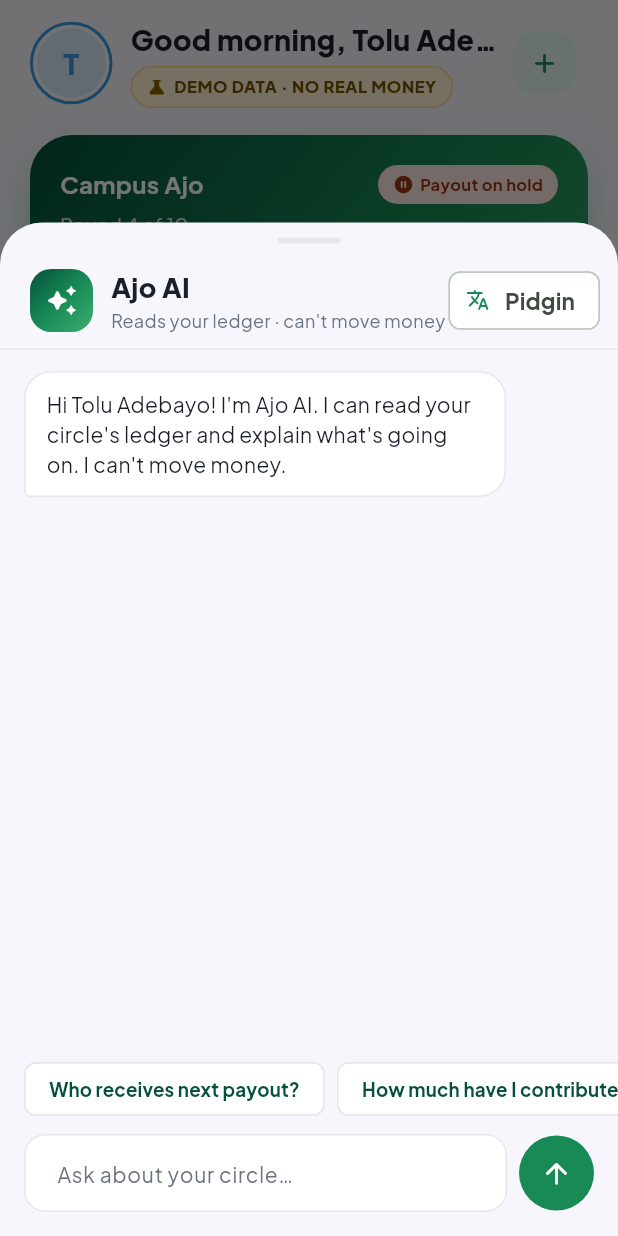
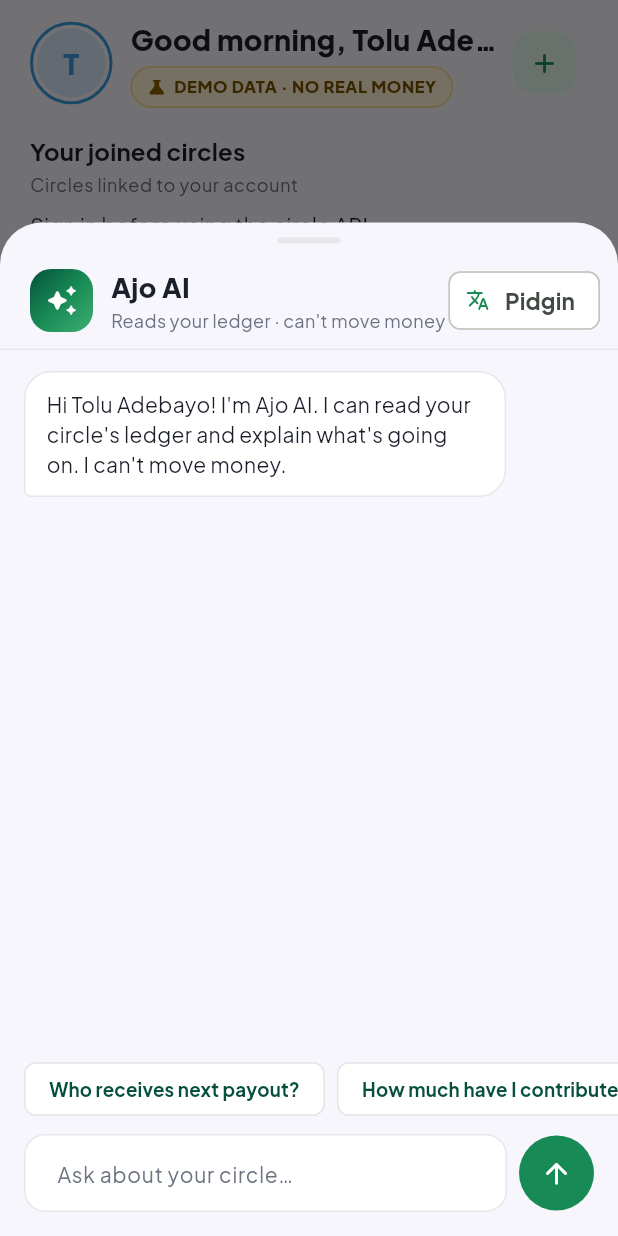
Before and after one commit to olowolayemogoodness-crypto/ajo-hackathon-bmoni, a Flutter app: the MainShell screen opened by its route, after a tap on "Ask Ajo", on a phone screen of 412 x 824 dp. Run offline on Flutter 3.47's test engine with Material 3 defaults, Android fonts, the phone set to English and light mode, and no system bars; our stand-ins replace dio, firebase_auth, firebase_core, flutter_riverpod, flutter_svg, go_router and 2 more; accounts and stored records are empty.

Commit message:
Add active circle rediscovery

```diff
--- a/lib/data/repositories/circle_repository.dart
+++ b/lib/data/repositories/circle_repository.dart
@@ -11,6 +11,16 @@ class CircleApiException implements Exception {
 
   @override
   String toString() => message;
+}
+
+class ActiveCircle {
+  const ActiveCircle({required this.id, required this.name});
+
+  final String id;
+  final String name;
+
+  factory ActiveCircle.fromJson(Map<String, dynamic> json) =>
+      ActiveCircle(id: json['id'] as String, name: json['name'] as String);
 }
 
 class DemoRules {
@@ -55,7 +65,9 @@ class DemoCircleCreated {
         contributionKobo: json['contributionKobo'] as int,
         organizerMembershipId: json['organizerMembershipId'] as String,
         rulesVersion: json['rulesVersion'] as String,
-				invitationExpiresAt: DateTime.parse(json['invitationExpiresAt'] as String),
+        invitationExpiresAt: DateTime.parse(
+          json['invitationExpiresAt'] as String,
+        ),
       );
 }
 
@@ -104,7 +116,8 @@ class DemoCircleMember {
   final String role;
   final String label;
 
-	factory DemoCircleMember.fromJson(Map<String, dynamic> json) => DemoCircleMember(
+  factory DemoCircleMember.fromJson(Map<String, dynamic> json) =>
+      DemoCircleMember(
         membershipId: json['membershipId'] as String,
         role: json['role'] as String,
         label: json['label'] as String,
@@ -136,7 +149,8 @@ class DemoCircleSetup {
   final bool canOperateDemo;
   final List<DemoCircleMember> members;
 
-	factory DemoCircleSetup.fromJson(Map<String, dynamic> json) => DemoCircleSetup(
+  factory DemoCircleSetup.fromJson(Map<String, dynamic> json) =>
+      DemoCircleSetup(
         circleId: json['circleId'] as String,
         name: json['name'] as String,
         status: json['status'] as String,
@@ -147,7 +161,9 @@ class DemoCircleSetup {
         canManageCircle: json['canManageCircle'] as bool? ?? false,
         canOperateDemo: json['canOperateDemo'] as bool? ?? false,
         members: (json['members'] as List<dynamic>)
-				.map((item) => DemoCircleMember.fromJson(item as Map<String, dynamic>))
+            .map(
+              (item) => DemoCircleMember.fromJson(item as Map<String, dynamic>),
+            )
             .toList(growable: false),
       );
 }
@@ -226,7 +242,10 @@ class DemoCircleSummary {
       currentRole: json['currentRole'] as String,
       canOperateDemo: json['canOperateDemo'] as bool? ?? false,
       obligations: (json['obligations'] as List<dynamic>)
-					.map((item) => DemoObligationSummary.fromJson(item as Map<String, dynamic>))
+          .map(
+            (item) =>
+                DemoObligationSummary.fromJson(item as Map<String, dynamic>),
+          )
           .toList(growable: false),
       collectedKobo: json['collectedKobo'] as int,
       shortfallKobo: json['shortfallKobo'] as int,
@@ -271,6 +290,17 @@ class CircleRepository {
   static Future<String?> _firebaseToken() async =>
       FirebaseAuth.instance.currentUser?.getIdToken();
 
+  Future<List<ActiveCircle>> listActiveCircles() async {
+    final result = await _request('GET', '/v1/circles?membership=active');
+    final circles = result['circles'] as List<dynamic>;
+    return circles
+        .map(
+          (circle) =>
+              ActiveCircle.fromJson(Map<String, dynamic>.from(circle as Map)),
+        )
+        .toList(growable: false);
+  }
+
   Future<DemoCircleCreated> createCircle({
     required String name,
     required int maxMembers,
@@ -289,12 +319,12 @@ class CircleRepository {
     ),
   );
 
-	Future<DemoRules> getDemoRules() async => DemoRules.fromJson(
-		await _request('GET', '/v1/demo/rules'),
-	);
+  Future<DemoRules> getDemoRules() async =>
+      DemoRules.fromJson(await _request('GET', '/v1/demo/rules'));
 
-	Future<DemoInvitationPreview> inspectInvitation(String invitationCode) async =>
-			DemoInvitationPreview.fromJson(
+  Future<DemoInvitationPreview> inspectInvitation(
+    String invitationCode,
+  ) async => DemoInvitationPreview.fromJson(
     await _request(
       'POST',
       '/v1/invitations/inspect',
@@ -319,7 +349,10 @@ class CircleRepository {
 
   Future<DemoCircleSetup> getSetup(String circleId) async =>
       DemoCircleSetup.fromJson(
-				await _request('GET', '/v1/circles/${Uri.encodeComponent(circleId)}/demo-setup'),
+        await _request(
+          'GET',
+          '/v1/circles/${Uri.encodeComponent(circleId)}/demo-setup',
+        ),
       );
 
   Future<void> activateCircle({
@@ -352,8 +385,7 @@ class CircleRepository {
   Future<DemoAssistantAnswer> askDemoAssistant({
     required String circleId,
     required String question,
-	}) async =>
-			DemoAssistantAnswer.fromJson(
+  }) async => DemoAssistantAnswer.fromJson(
     await _request(
       'POST',
       '/v1/assistant/queries',
@@ -398,7 +430,10 @@ class CircleRepository {
   }) async {
     final token = await _tokenProvider();
     if (token == null || token.isEmpty) {
-			throw const CircleApiException(401, 'Sign in before using the circle API.');
+      throw const CircleApiException(
+        401,
+        'Sign in before using the circle API.',
+      );
     }
     try {
       final response = await _dio.request<Object?>(
@@ -406,16 +441,16 @@ class CircleRepository {
         data: data,
         options: Options(
           method: method,
-					headers: {
-						'Authorization': 'Bearer $token',
-						...headers,
-					},
+          headers: {'Authorization': 'Bearer $token', ...headers},
         ),
       );
       if (response.data is Map<String, dynamic>) {
         return response.data! as Map<String, dynamic>;
       }
-			throw const CircleApiException(null, 'The circle API returned an invalid response.');
+      throw const CircleApiException(
+        null,
+        'The circle API returned an invalid response.',
+      );
     } on DioException catch (error) {
       final responseData = error.response?.data;
       final envelope = responseData is Map ? responseData['error'] : null;
--- a/lib/features/home/presentation/home_screen.dart
+++ b/lib/features/home/presentation/home_screen.dart
@@ -13,12 +13,14 @@ import '../../../core/widgets/reveal.dart';
 import '../../../core/widgets/section_card.dart';
 import '../../../core/widgets/status_chip.dart';
 import '../../../data/models/models.dart';
+import '../../../data/repositories/circle_repository.dart';
 import '../../../data/store/ajo_store.dart';
 
 class HomeScreen extends StatelessWidget {
-  const HomeScreen({super.key, required this.onGoTo});
+  const HomeScreen({super.key, required this.onGoTo, this.loadActiveCircles});
 
   final void Function(int tab) onGoTo;
+  final Future<List<ActiveCircle>> Function()? loadActiveCircles;
 
   String _greeting() {
     final h = DateTime.now().hour;
@@ -40,6 +42,12 @@ class HomeScreen extends StatelessWidget {
             children: [
               Reveal(
                 child: _Header(greeting: _greeting(), store: s),
+              ),
+              const SizedBox(height: 18),
+              BackendCirclesSection(
+                loadCircles:
+                    loadActiveCircles ??
+                    CircleRepository.instance.listActiveCircles,
               ),
               const SizedBox(height: 18),
               Reveal(index: 1, child: _HeroCard(store: s)),
@@ -97,6 +105,123 @@ class HomeScreen extends StatelessWidget {
           ),
         );
       },
+    );
+  }
+}
+
+class BackendCirclesSection extends StatefulWidget {
+  const BackendCirclesSection({
+    super.key,
+    required this.loadCircles,
+    this.onCircleSelected,
+  });
+
+  final Future<List<ActiveCircle>> Function() loadCircles;
+  final ValueChanged<String>? onCircleSelected;
+
+  @override
+  State<BackendCirclesSection> createState() => _BackendCirclesSectionState();
+}
+
+class _BackendCirclesSectionState extends State<BackendCirclesSection> {
+  late Future<List<ActiveCircle>> _circles;
+
+  @override
+  void initState() {
+    super.initState();
+    _circles = widget.loadCircles();
+  }
+
+  void _retry() {
+    setState(() {
+      _circles = widget.loadCircles();
+    });
+  }
+
+  @override
+  Widget build(BuildContext context) {
+    return Column(
+      crossAxisAlignment: CrossAxisAlignment.start,
+      children: [
+        Text(
+          'Your joined circles',
+          style: Theme.of(context).textTheme.titleMedium,
+        ),
+        const SizedBox(height: 3),
+        Text(
+          'Circles linked to your account',
+          style: Theme.of(
+            context,
+          ).textTheme.bodySmall?.copyWith(color: AppColors.muted),
+        ),
+        const SizedBox(height: 8),
+        FutureBuilder<List<ActiveCircle>>(
+          future: _circles,
+          builder: (context, snapshot) {
+            if (snapshot.connectionState == ConnectionState.waiting) {
+              return const Row(
+                children: [
+                  SizedBox(
+                    width: 18,
+                    height: 18,
+                    child: CircularProgressIndicator(strokeWidth: 2),
+                  ),
+                  SizedBox(width: 10),
+                  Text('Loading your circles...'),
+                ],
+              );
+            }
+
+            if (snapshot.hasError) {
+              final error = snapshot.error;
+              final message = error is CircleApiException
+                  ? error.message
+                  : 'Could not load your circles. Check your connection and retry.';
+              return Column(
+                crossAxisAlignment: CrossAxisAlignment.start,
+                children: [
+                  Text(message),
+                  TextButton.icon(
+                    onPressed: _retry,
+                    icon: const Icon(Icons.refresh_rounded),
+                    label: const Text('Retry'),
+                  ),
+                ],
+              );
+            }
+
+            final circles = snapshot.data ?? const <ActiveCircle>[];
+            if (circles.isEmpty) {
+              return Text(
+                'No active circles yet. Create a circle or join with an invite code.',
+                style: Theme.of(context).textTheme.bodyMedium,
+              );
+            }
+
+            return Column(
+              children: [
+                for (final circle in circles)
+                  ListTile(
+                    contentPadding: EdgeInsets.zero,
+                    title: Text(circle.name),
+                    subtitle: const Text('Open contribution progress'),
+                    trailing: const Icon(Icons.chevron_right_rounded),
+                    onTap: () {
+                      final onSelected = widget.onCircleSelected;
+                      if (onSelected != null) {
+                        onSelected(circle.id);
+                      } else {
+                        context.push(
+                          '/circles/demo/${Uri.encodeComponent(circle.id)}',
+                        );
+                      }
+                    },
+                  ),
+              ],
+            );
+          },
+        ),
+      ],
     );
   }
 }
```
Also changed, not shown: 1 other file. Lines whose indentation alone changed are shown as unchanged.
